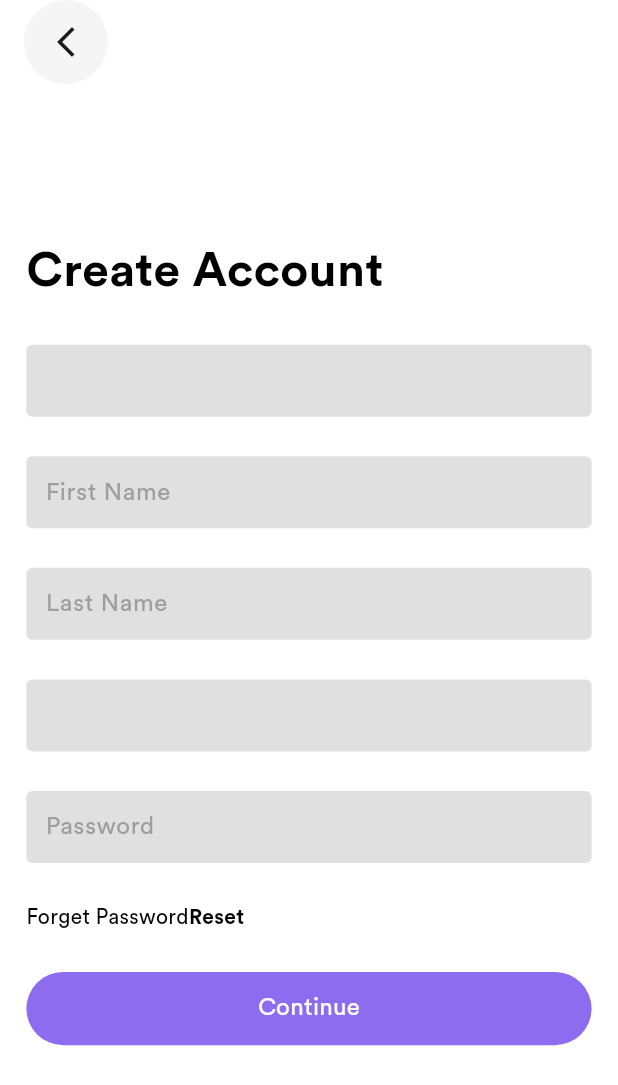
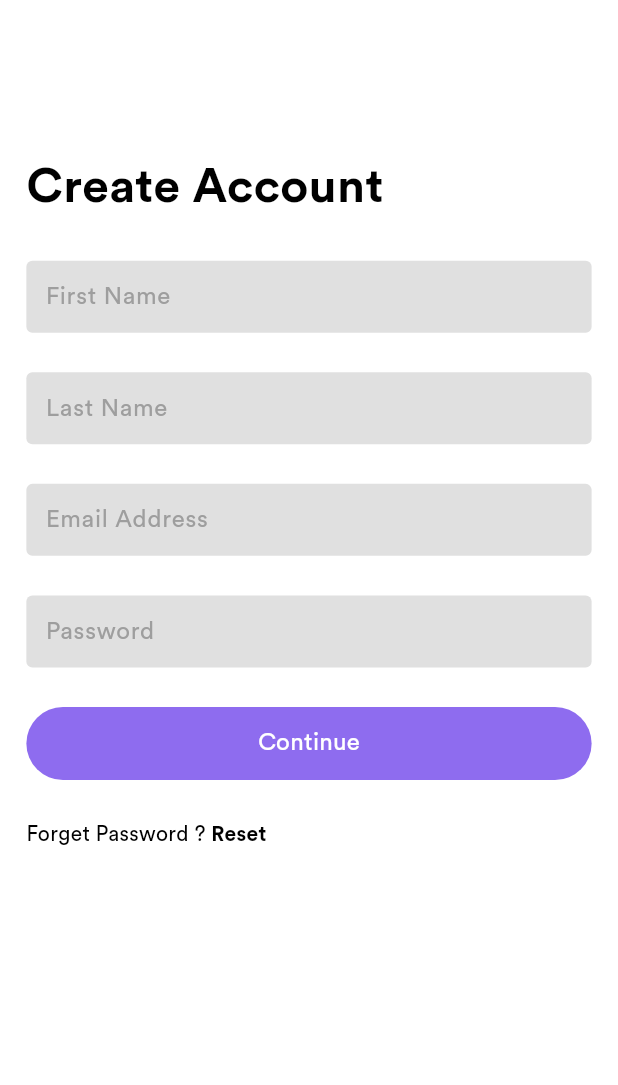
Before and after one commit to Ifte234/flutter_clean_architecture_example, a Flutter app: the SigninPage screen opened directly, after a tap on "Create One", on a phone screen of 412 x 824 dp. Shown: the top 1085 px of the screen. Run offline on Flutter 3.47's test engine with Material 3 defaults, Android fonts, the phone set to English and light mode, and no system bars; our stand-ins replace bloc, flutter_bloc, flutter_svg, font_awesome_flutter; project files that could hold a hidden picture were left out.

```diff
--- a/lib/core/constants/app_strings.dart
+++ b/lib/core/constants/app_strings.dart
@@ -9,7 +9,7 @@ class AppStrings {
  static const String emailAddress = 'Email Address';
  static const String password = 'Password';
  static const String forgetPasswordQuestion = 'Forget Password ? ';
- static const String forgetPassword = 'Forget Password';
+ static const String forgetPassword = 'Forget Password ';
  static const String reset ='Reset';
  static const String men = 'Men';
  static const String women = 'Women';
--- a/lib/core/router/app_routes.dart
+++ b/lib/core/router/app_routes.dart
@@ -78,7 +78,7 @@ class AppRoutes {
   static Future<void> pushSignUp(BuildContext c) => push(c, signUp);
   static Future<void> pushLogin(BuildContext c) => push(c, signUp);
   static Future<void> pushSplash(BuildContext c) => pushReplacement(c, splash);
-  static Future<void> pushCreateAcc(BuildContext c) => push(c, creatAcc);
+  static Future<void> pushCreateAcc(BuildContext c) => pushReplacement(c, creatAcc);
   static Future<void> pushDetail(BuildContext c) => push(c, detail);
   static Future<void> pushForget(BuildContext c) => push(c, forget);
   static Future<void> pushEmailSent(BuildContext c) => push(c, emailSent);
--- a/lib/presentation/auth/pages/create_acc.dart
+++ b/lib/presentation/auth/pages/create_acc.dart
@@ -19,7 +19,7 @@ class CreateAcc extends StatelessWidget {
     final res = Responsive(context);
 
     return Scaffold(
-        appBar: const PrimaryAppBar(),
+        // appBar: const PrimaryAppBar(),
         body: SingleChildScrollView(
           child: Padding(
             padding: EdgeInsets.symmetric(horizontal: res.medium),
@@ -30,10 +30,7 @@ class CreateAcc extends StatelessWidget {
               SizedBox(
                 height: res.large,
               ),
-              _emailField(res),
-              SizedBox(
-                height: res.large,
-              ),
+
               _firstNameField(res),
               SizedBox(
                 height: res.large,
@@ -47,18 +44,19 @@ class CreateAcc extends StatelessWidget {
                 height: res.large,
               ),
               _passwordField(res),
-              SizedBox(
-                height: res.large,
-              ),
-              _forget(context),
+
               SizedBox(
                 height: res.large,
               ),
               PrimaryBtn(
                   text: AppStrings.continueText,
                   onTap: () {
-                    AppRoutes.pushDetail(context);
-                  })
+                    AppRoutes.pushLogin(context);
+                  }),
+                  SizedBox(
+                    height: res.large,
+                  ),
+                  _forget(context),
             ]),
           ),
         ));
@@ -94,7 +92,7 @@ class CreateAcc extends StatelessWidget {
     return TextFormField(
       controller: _emailCon,
       decoration: InputDecoration(
-          hintText: "", contentPadding: EdgeInsets.all(res.small)),
+          hintText: AppStrings.emailAddress, contentPadding: EdgeInsets.all(res.small)),
     );
   }
 
@@ -109,7 +107,7 @@ class CreateAcc extends StatelessWidget {
   Widget _forget(c) {
     return Row(
       children: [
-        const Text(AppStrings.forgetPassword),
+        const Text(AppStrings.forgetPasswordQuestion),
         GestureDetector(
           onTap: () {
             AppRoutes.pushForget(c);
--- a/lib/presentation/splash/pages/splash.dart
+++ b/lib/presentation/splash/pages/splash.dart
@@ -19,7 +19,7 @@ class SplashPage extends StatelessWidget {
     return BlocListener<SplashCubit,SplashState>(
       listener: (context,state){
         if(state is UnAuthenticated){
-          AppRoutes.pushLogin(context);
+          AppRoutes.pushCreateAcc(context);
         }
         if(state is Authenticated){
           //Todo:
```
Also changed, not shown: pubspec.lock, 1 other file.
